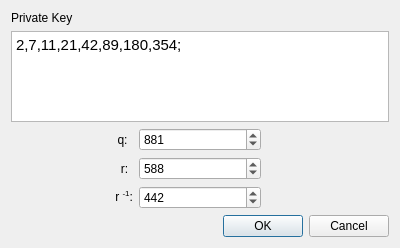
Above: keydialog.ui from TatianaLebedik/encryption-and-decryption-algorithms before the change. Below: the same form after it.
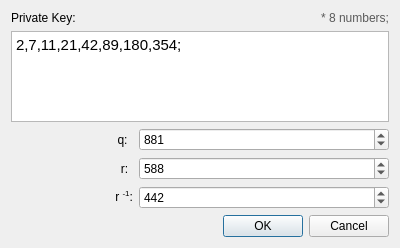
That is the form after the change.

Patch:
```diff
--- a/keydialog.ui
+++ b/keydialog.ui
@@ -14,26 +14,6 @@
    <string>Dialog</string>
   </property>
   <layout class="QGridLayout" name="gridLayout">
-   <item row="5" column="1">
-    <widget class="QSpinBox" name="r_spinBox">
-     <property name="maximum">
-      <number>1000000</number>
-     </property>
-     <property name="value">
-      <number>588</number>
-     </property>
-    </widget>
-   </item>
-   <item row="6" column="1">
-    <widget class="QSpinBox" name="mult_rev_r_spinBox">
-     <property name="maximum">
-      <number>1000000</number>
-     </property>
-     <property name="value">
-      <number>442</number>
-     </property>
-    </widget>
-   </item>
    <item row="7" column="1" colspan="2">
     <widget class="QDialogButtonBox" name="buttonBox">
      <property name="orientation">
@@ -68,17 +48,7 @@
    <item row="0" column="0">
     <widget class="QLabel" name="label">
      <property name="text">
-      <string>Private Key</string>
-     </property>
-    </widget>
-   </item>
-   <item row="3" column="1">
-    <widget class="QSpinBox" name="q_spinBox">
-     <property name="maximum">
-      <number>1000000</number>
-     </property>
-     <property name="value">
-      <number>881</number>
+      <string>Private Key:</string>
      </property>
     </widget>
    </item>
@@ -94,6 +64,43 @@
      </property>
     </widget>
    </item>
+   <item row="0" column="2">
+    <widget class="QLabel" name="label_5">
+     <property name="text">
+      <string>&lt;html&gt;&lt;head/&gt;&lt;body&gt;&lt;p align=&quot;right&quot;&gt;&lt;span style=&quot; color:#5a5a5a;&quot;&gt;* 8 numbers;&lt;/span&gt;&lt;/p&gt;&lt;/body&gt;&lt;/html&gt;</string>
+     </property>
+    </widget>
+   </item>
+   <item row="5" column="1" colspan="2">
+    <widget class="QSpinBox" name="r_spinBox">
+     <property name="maximum">
+      <number>1000000</number>
+     </property>
+     <property name="value">
+      <number>588</number>
+     </property>
+    </widget>
+   </item>
+   <item row="6" column="1" colspan="2">
+    <widget class="QSpinBox" name="mult_rev_r_spinBox">
+     <property name="maximum">
+      <number>1000000</number>
+     </property>
+     <property name="value">
+      <number>442</number>
+     </property>
+    </widget>
+   </item>
+   <item row="3" column="1" colspan="2">
+    <widget class="QSpinBox" name="q_spinBox">
+     <property name="maximum">
+      <number>1000000</number>
+     </property>
+     <property name="value">
+      <number>881</number>
+     </property>
+    </widget>
+   </item>
   </layout>
  </widget>
  <resources/>
```
